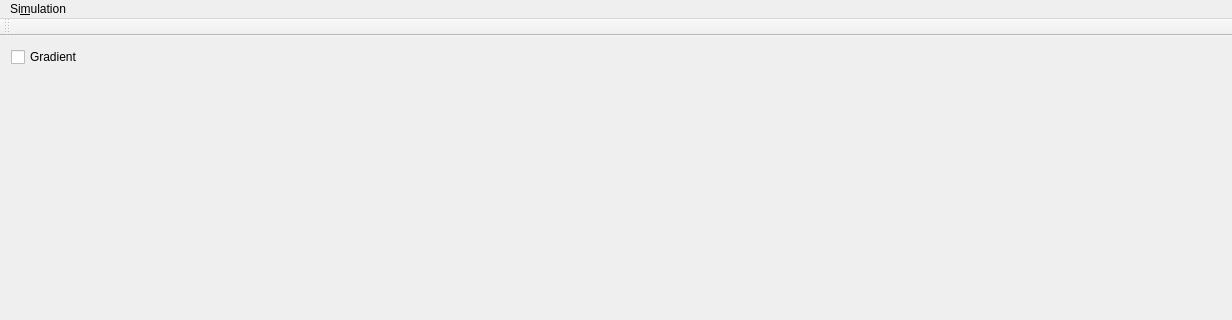
tomwimmenhove/efield, file mainwindow.ui: the form before one commit; both pictures show x 0 to 1232 and y 0 to 320 of the 1232 by 639 pixel window.
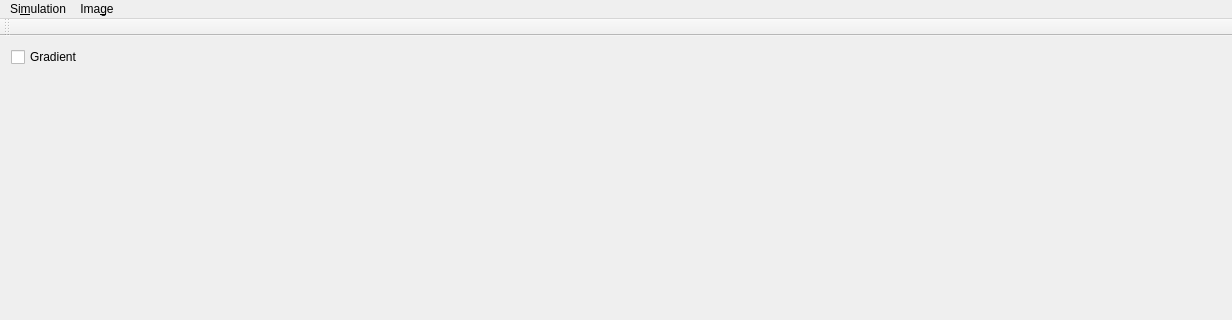
The form after the commit. Custom widgets are drawn as their Qt base class.

Commit message: Save image disappeared. wtf

```diff
--- a/mainwindow.ui
+++ b/mainwindow.ui
@@ -69,7 +69,14 @@
     <addaction name="actionStart"/>
     <addaction name="actionS_top"/>
    </widget>
+   <widget class="QMenu" name="menuImage">
+    <property name="title">
+     <string>Ima&amp;ge</string>
+    </property>
+    <addaction name="actionSave_Image"/>
+   </widget>
    <addaction name="menuSimulation"/>
+   <addaction name="menuImage"/>
   </widget>
   <widget class="QToolBar" name="mainToolBar">
    <attribute name="toolBarArea">
```
Left out of the diff: 5 changed lines with no effect on the pictures. The commit also changes 2 other files.
